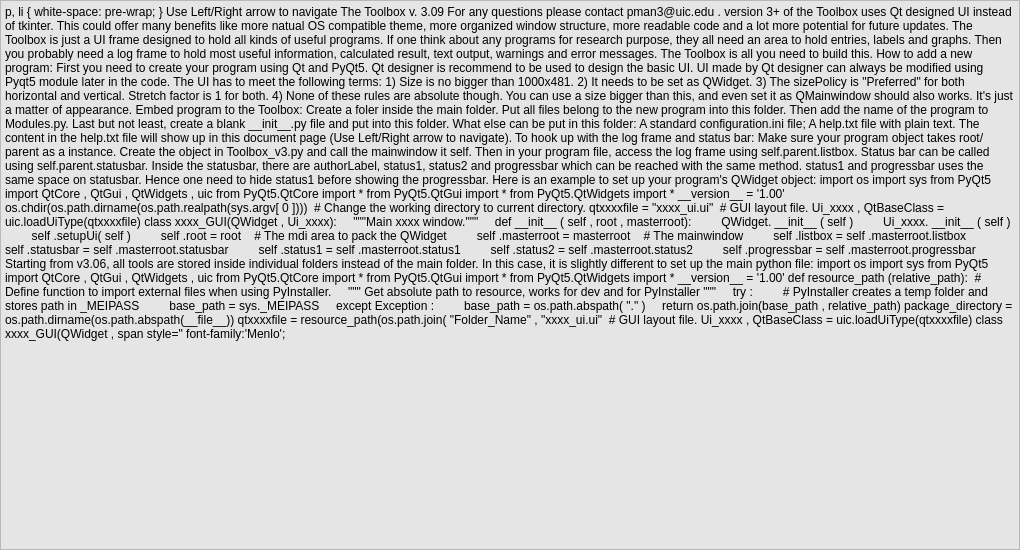
manpeihong/Toolbox-v3, file help.ui: the form before one commit.
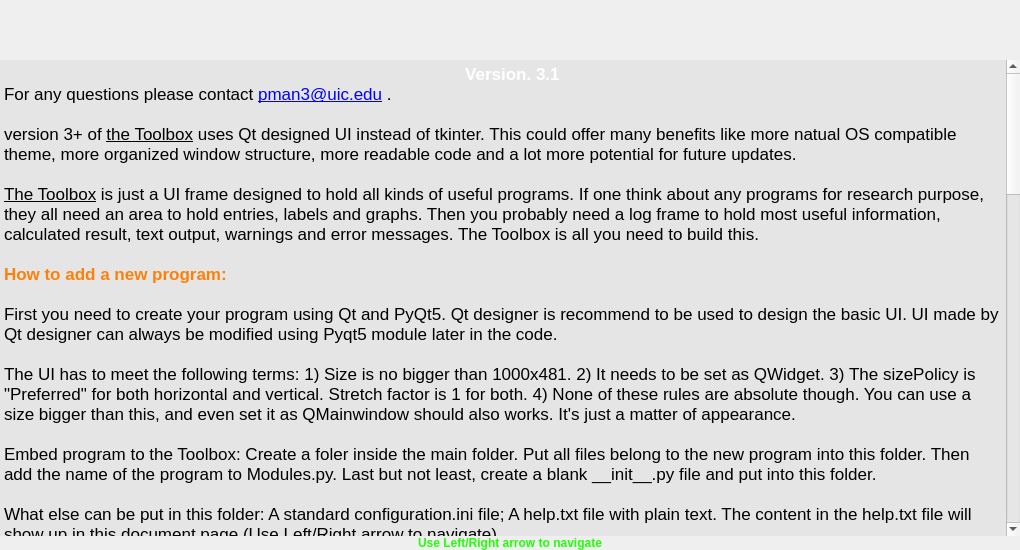
The form after the commit.

The edit to the form file:
```diff
--- a/help.ui
+++ b/help.ui
@@ -59,7 +59,7 @@
    <property name="spacing">
     <number>0</number>
    </property>
-   <item row="0" column="0">
+   <item row="1" column="0">
     <widget class="QStackedWidget" name="stackedWidget">
      <widget class="QWidget" name="page_doc">
       <layout class="QGridLayout" name="gridLayout">
@@ -114,13 +114,15 @@
            </disabled>
           </palette>
          </property>
+         <property name="frameShape">
+          <enum>QFrame::NoFrame</enum>
+         </property>
          <property name="html">
           <string>&lt;!DOCTYPE HTML PUBLIC &quot;-//W3C//DTD HTML 4.0//EN&quot; &quot;http://www.w3.org/TR/REC-html40/strict.dtd&quot;&gt;
 &lt;html&gt;&lt;head&gt;&lt;meta name=&quot;qrichtext&quot; content=&quot;1&quot; /&gt;&lt;style type=&quot;text/css&quot;&gt;
 p, li { white-space: pre-wrap; }
 &lt;/style&gt;&lt;/head&gt;&lt;body style=&quot; font-family:'.SF NS Text'; font-size:13pt; font-weight:400; font-style:normal;&quot;&gt;
-&lt;p align=&quot;center&quot; style=&quot; margin-top:0px; margin-bottom:0px; margin-left:0px; margin-right:0px; -qt-block-indent:0; text-indent:0px;&quot;&gt;&lt;span style=&quot; font-family:'Calibri,sans-serif'; color:#21ff06;&quot;&gt;Use Left/Right arrow to navigate&lt;/span&gt;&lt;/p&gt;
-&lt;p style=&quot; margin-top:0px; margin-bottom:0px; margin-left:0px; margin-right:0px; -qt-block-indent:0; text-indent:0px;&quot;&gt;&lt;span style=&quot; font-weight:600; color:#fc0107;&quot;&gt;The Toolbox v. 3.09&lt;/span&gt;&lt;/p&gt;
+&lt;p align=&quot;center&quot; style=&quot; margin-top:0px; margin-bottom:0px; margin-left:0px; margin-right:0px; -qt-block-indent:0; text-indent:0px;&quot;&gt;&lt;span style=&quot; font-weight:600; color:#ffffff;&quot;&gt;    Version. 3.1&lt;/span&gt;&lt;/p&gt;
 &lt;p style=&quot; margin-top:0px; margin-bottom:0px; margin-left:0px; margin-right:0px; -qt-block-indent:0; text-indent:0px;&quot;&gt;&lt;span style=&quot; font-family:'Calibri,sans-serif';&quot;&gt;For any questions please contact &lt;/span&gt;&lt;a href=&quot;mailto:pman3@uic.edu&quot;&gt;&lt;span style=&quot; font-family:'Calibri,sans-serif'; text-decoration: underline; color:#0000ff;&quot;&gt;pman3@uic.edu&lt;/span&gt;&lt;/a&gt; .&lt;/p&gt;
 &lt;p style=&quot;-qt-paragraph-type:empty; margin-top:0px; margin-bottom:0px; margin-left:0px; margin-right:0px; -qt-block-indent:0; text-indent:0px;&quot;&gt;&lt;br /&gt;&lt;/p&gt;
 &lt;p style=&quot; margin-top:0px; margin-bottom:0px; margin-left:0px; margin-right:0px; -qt-block-indent:0; text-indent:0px;&quot;&gt;&lt;span style=&quot; font-family:'Calibri,sans-serif';&quot;&gt;version 3+ of &lt;/span&gt;&lt;span style=&quot; font-family:'Calibri,sans-serif'; text-decoration: underline;&quot;&gt;the Toolbox&lt;/span&gt;&lt;span style=&quot; font-family:'Calibri,sans-serif';&quot;&gt; uses Qt designed UI instead of tkinter. This could offer many benefits like more natual OS compatible theme, more organized window structure, more readable code and a lot more potential for future updates. &lt;/span&gt;&lt;/p&gt;
@@ -139,12 +141,9 @@
 &lt;p style=&quot; margin-top:0px; margin-bottom:0px; margin-left:0px; margin-right:0px; -qt-block-indent:0; text-indent:0px;&quot;&gt;&lt;span style=&quot; font-family:'Calibri,sans-serif';&quot;&gt;To hook up with the log frame and status bar: Make sure your program object takes root/parent as a instance. Create the object in Toolbox_v3.py and call the mainwindow it self. Then in your program file, access the log frame using self.parent.listbox. Status bar can be called using self.parent.statusbar. &lt;/span&gt;&lt;/p&gt;
 &lt;p style=&quot;-qt-paragraph-type:empty; margin-top:0px; margin-bottom:0px; margin-left:0px; margin-right:0px; -qt-block-indent:0; text-indent:0px; font-family:'Calibri,sans-serif';&quot;&gt;&lt;br /&gt;&lt;/p&gt;
 &lt;p style=&quot; margin-top:0px; margin-bottom:0px; margin-left:0px; margin-right:0px; -qt-block-indent:0; text-indent:0px;&quot;&gt;&lt;span style=&quot; font-family:'Calibri,sans-serif';&quot;&gt;Inside the statusbar, there are authorLabel, status1, status2 and progressbar which can be reached with the same method. status1 and progressbar uses the same space on statusbar. Hence one need to hide status1 before showing the progressbar. &lt;/span&gt;&lt;/p&gt;
-&lt;p style=&quot;-qt-paragraph-type:empty; margin-top:0px; margin-bottom:0px; margin-left:0px; margin-right:0px; -qt-block-indent:0; text-indent:0px; font-family:'Calibri,sans-serif';&quot;&gt;&lt;br /&gt;&lt;/p&gt;
-&lt;p style=&quot; margin-top:0px; margin-bottom:0px; margin-left:0px; margin-right:0px; -qt-block-indent:0; text-indent:0px;&quot;&gt;&lt;span style=&quot; font-family:'Calibri,sans-serif';&quot;&gt;Here is an example to set up your program's QWidget object:&lt;/span&gt;&lt;/p&gt;
-&lt;p style=&quot;-qt-paragraph-type:empty; margin-top:0px; margin-bottom:0px; margin-left:0px; margin-right:0px; -qt-block-indent:0; text-indent:0px; font-family:'Calibri,sans-serif';&quot;&gt;&lt;br /&gt;&lt;/p&gt;
-&lt;p style=&quot; margin-top:0px; margin-bottom:0px; margin-left:0px; margin-right:0px; -qt-block-indent:0; text-indent:0px;&quot;&gt;&lt;span style=&quot; font-family:'Menlo'; color:#cc7832;&quot;&gt;import &lt;/span&gt;&lt;span style=&quot; font-family:'Menlo'; color:#a9b7c6;&quot;&gt;os&lt;br /&gt;&lt;/span&gt;&lt;span style=&quot; font-family:'Menlo'; color:#cc7832;&quot;&gt;import &lt;/span&gt;&lt;span style=&quot; font-family:'Menlo'; color:#a9b7c6;&quot;&gt;sys&lt;br /&gt;&lt;/span&gt;&lt;span style=&quot; font-family:'Menlo'; color:#cc7832;&quot;&gt;from &lt;/span&gt;&lt;span style=&quot; font-family:'Menlo'; color:#a9b7c6;&quot;&gt;PyQt5 &lt;/span&gt;&lt;span style=&quot; font-family:'Menlo'; color:#cc7832;&quot;&gt;import &lt;/span&gt;&lt;span style=&quot; font-family:'Menlo'; color:#a9b7c6;&quot;&gt;QtCore&lt;/span&gt;&lt;span style=&quot; font-family:'Menlo'; color:#cc7832;&quot;&gt;, &lt;/span&gt;&lt;span style=&quot; font-family:'Menlo'; color:#a9b7c6;&quot;&gt;QtGui&lt;/span&gt;&lt;span style=&quot; font-family:'Menlo'; color:#cc7832;&quot;&gt;, &lt;/span&gt;&lt;span style=&quot; font-family:'Menlo'; color:#a9b7c6;&quot;&gt;QtWidgets&lt;/span&gt;&lt;span style=&quot; font-family:'Menlo'; color:#cc7832;&quot;&gt;, &lt;/span&gt;&lt;span style=&quot; font-family:'Menlo'; color:#a9b7c6;&quot;&gt;uic&lt;br /&gt;&lt;/span&gt;&lt;span style=&quot; font-family:'Menlo'; color:#cc7832;&quot;&gt;from &lt;/span&gt;&lt;span style=&quot; font-family:'Menlo'; color:#a9b7c6;&quot;&gt;PyQt5.QtCore &lt;/span&gt;&lt;span style=&quot; font-family:'Menlo'; color:#cc7832;&quot;&gt;import &lt;/span&gt;&lt;span style=&quot; font-family:'Menlo'; color:#a9b7c6;&quot;&gt;*&lt;br /&gt;&lt;/span&gt;&lt;span style=&quot; font-family:'Menlo'; color:#cc7832;&quot;&gt;from &lt;/span&gt;&lt;span style=&quot; font-family:'Menlo'; color:#a9b7c6;&quot;&gt;PyQt5.QtGui &lt;/span&gt;&lt;span style=&quot; font-family:'Menlo'; color:#cc7832;&quot;&gt;import &lt;/span&gt;&lt;span style=&quot; font-family:'Menlo'; color:#a9b7c6;&quot;&gt;*&lt;br /&gt;&lt;/span&gt;&lt;span style=&quot; font-family:'Menlo'; color:#cc7832;&quot;&gt;from &lt;/span&gt;&lt;span style=&quot; font-family:'Menlo'; color:#a9b7c6;&quot;&gt;PyQt5.QtWidgets &lt;/span&gt;&lt;span style=&quot; font-family:'Menlo'; color:#cc7832;&quot;&gt;import &lt;/span&gt;&lt;span style=&quot; font-family:'Menlo'; color:#a9b7c6;&quot;&gt;*&lt;br /&gt;&lt;br /&gt;__version__ = &lt;/span&gt;&lt;span style=&quot; font-family:'Menlo'; color:#6a8759;&quot;&gt;'1.00'&lt;br /&gt;&lt;br /&gt;&lt;/span&gt;&lt;span style=&quot; font-family:'Menlo'; color:#a9b7c6;&quot;&gt;os.chdir(os.path.dirname(os.path.realpath(sys.argv[&lt;/span&gt;&lt;span style=&quot; font-family:'Menlo'; color:#6897bb;&quot;&gt;0&lt;/span&gt;&lt;span style=&quot; font-family:'Menlo'; color:#a9b7c6;&quot;&gt;])))  &lt;/span&gt;&lt;span style=&quot; font-family:'Menlo'; color:#808080;&quot;&gt;# Change the working directory to current directory.&lt;br /&gt;&lt;/span&gt;&lt;span style=&quot; font-family:'Menlo'; color:#a9b7c6;&quot;&gt;qtxxxxfile = &lt;/span&gt;&lt;span style=&quot; font-family:'Menlo'; color:#6a8759;&quot;&gt;&amp;quot;xxxx_ui.ui&amp;quot;  &lt;/span&gt;&lt;span style=&quot; font-family:'Menlo'; color:#808080;&quot;&gt;# GUI layout file.&lt;br /&gt;&lt;/span&gt;&lt;span style=&quot; font-family:'Menlo'; color:#a9b7c6;&quot;&gt;Ui_xxxx&lt;/span&gt;&lt;span style=&quot; font-family:'Menlo'; color:#cc7832;&quot;&gt;, &lt;/span&gt;&lt;span style=&quot; font-family:'Menlo'; color:#a9b7c6;&quot;&gt;QtBaseClass = uic.loadUiType(qtxxxxfile)&lt;br /&gt;&lt;br /&gt;&lt;/span&gt;&lt;span style=&quot; font-family:'Menlo'; color:#cc7832;&quot;&gt;class &lt;/span&gt;&lt;span style=&quot; font-family:'Menlo'; color:#a9b7c6;&quot;&gt;xxxx_GUI(QWidget&lt;/span&gt;&lt;span style=&quot; font-family:'Menlo'; color:#cc7832;&quot;&gt;, &lt;/span&gt;&lt;span style=&quot; font-family:'Menlo'; color:#a9b7c6;&quot;&gt;Ui_xxxx):&lt;br /&gt;&lt;br /&gt;    &lt;/span&gt;&lt;span style=&quot; font-family:'Menlo'; font-style:italic; color:#629755;&quot;&gt;&amp;quot;&amp;quot;&amp;quot;Main xxxx window.&amp;quot;&amp;quot;&amp;quot;&lt;/span&gt;&lt;span style=&quot; font-family:'Menlo'; color:#629755;&quot;&gt;&lt;br /&gt;&lt;br /&gt;    &lt;/span&gt;&lt;span style=&quot; font-family:'Menlo'; color:#cc7832;&quot;&gt;def &lt;/span&gt;&lt;span style=&quot; font-family:'Menlo'; color:#b200b2;&quot;&gt;__init__&lt;/span&gt;&lt;span style=&quot; font-family:'Menlo'; color:#a9b7c6;&quot;&gt;(&lt;/span&gt;&lt;span style=&quot; font-family:'Menlo'; color:#94558d;&quot;&gt;self&lt;/span&gt;&lt;span style=&quot; font-family:'Menlo'; color:#cc7832;&quot;&gt;, &lt;/span&gt;&lt;span style=&quot; font-family:'Menlo'; color:#a9b7c6;&quot;&gt;root&lt;/span&gt;&lt;span style=&quot; font-family:'Menlo'; color:#cc7832;&quot;&gt;, &lt;/span&gt;&lt;span style=&quot; font-family:'Menlo'; color:#a9b7c6;&quot;&gt;masterroot):&lt;br /&gt;        QWidget.&lt;/span&gt;&lt;span style=&quot; font-family:'Menlo'; color:#b200b2;&quot;&gt;__init__&lt;/span&gt;&lt;span style=&quot; font-family:'Menlo'; color:#a9b7c6;&quot;&gt;(&lt;/span&gt;&lt;span style=&quot; font-family:'Menlo'; color:#94558d;&quot;&gt;self&lt;/span&gt;&lt;span style=&quot; font-family:'Menlo'; color:#a9b7c6;&quot;&gt;)&lt;br /&gt;        Ui_xxxx.&lt;/span&gt;&lt;span style=&quot; font-family:'Menlo'; color:#b200b2;&quot;&gt;__init__&lt;/span&gt;&lt;span style=&quot; font-family:'Menlo'; color:#a9b7c6;&quot;&gt;(&lt;/span&gt;&lt;span style=&quot; font-family:'Menlo'; color:#94558d;&quot;&gt;self&lt;/span&gt;&lt;span style=&quot; font-family:'Menlo'; color:#a9b7c6;&quot;&gt;)&lt;br /&gt;        &lt;/span&gt;&lt;span style=&quot; font-family:'Menlo'; color:#94558d;&quot;&gt;self&lt;/span&gt;&lt;span style=&quot; font-family:'Menlo'; color:#a9b7c6;&quot;&gt;.setupUi(&lt;/span&gt;&lt;span style=&quot; font-family:'Menlo'; color:#94558d;&quot;&gt;self&lt;/span&gt;&lt;span style=&quot; font-family:'Menlo'; color:#a9b7c6;&quot;&gt;)&lt;br /&gt;        &lt;/span&gt;&lt;span style=&quot; font-family:'Menlo'; color:#94558d;&quot;&gt;self&lt;/span&gt;&lt;span style=&quot; font-family:'Menlo'; color:#a9b7c6;&quot;&gt;.root = root    &lt;/span&gt;&lt;span style=&quot; font-family:'Menlo'; color:#808080;&quot;&gt;# The mdi area to pack the QWidget&lt;br /&gt;        &lt;/span&gt;&lt;span style=&quot; font-family:'Menlo'; color:#94558d;&quot;&gt;self&lt;/span&gt;&lt;span style=&quot; font-family:'Menlo'; color:#a9b7c6;&quot;&gt;.masterroot = masterroot    &lt;/span&gt;&lt;span style=&quot; font-family:'Menlo'; color:#808080;&quot;&gt;# The mainwindow&lt;br /&gt;        &lt;/span&gt;&lt;span style=&quot; font-family:'Menlo'; color:#94558d;&quot;&gt;self&lt;/span&gt;&lt;span style=&quot; font-family:'Menlo'; color:#a9b7c6;&quot;&gt;.listbox = &lt;/span&gt;&lt;span style=&quot; font-family:'Menlo'; color:#94558d;&quot;&gt;self&lt;/span&gt;&lt;span style=&quot; font-family:'Menlo'; color:#a9b7c6;&quot;&gt;.masterroot.listbox&lt;br /&gt;        &lt;/span&gt;&lt;span style=&quot; font-family:'Menlo'; color:#94558d;&quot;&gt;self&lt;/span&gt;&lt;span style=&quot; font-family:'Menlo'; color:#a9b7c6;&quot;&gt;.statusbar = &lt;/span&gt;&lt;span style=&quot; font-family:'Menlo'; color:#94558d;&quot;&gt;self&lt;/span&gt;&lt;span style=&quot; font-family:'Menlo'; color:#a9b7c6;&quot;&gt;.masterroot.statusbar&lt;br /&gt;        &lt;/span&gt;&lt;span style=&quot; font-family:'Menlo'; color:#94558d;&quot;&gt;self&lt;/span&gt;&lt;span style=&quot; font-family:'Menlo'; color:#a9b7c6;&quot;&gt;.status1 = &lt;/span&gt;&lt;span style=&quot; font-family:'Menlo'; color:#94558d;&quot;&gt;self&lt;/span&gt;&lt;span style=&quot; font-family:'Menlo'; color:#a9b7c6;&quot;&gt;.masterroot.status1&lt;br /&gt;        &lt;/span&gt;&lt;span style=&quot; font-family:'Menlo'; color:#94558d;&quot;&gt;self&lt;/span&gt;&lt;span style=&quot; font-family:'Menlo'; color:#a9b7c6;&quot;&gt;.status2 = &lt;/span&gt;&lt;span style=&quot; font-family:'Menlo'; color:#94558d;&quot;&gt;self&lt;/span&gt;&lt;span style=&quot; font-family:'Menlo'; color:#a9b7c6;&quot;&gt;.masterroot.status2&lt;br /&gt;        &lt;/span&gt;&lt;span style=&quot; font-family:'Menlo'; color:#94558d;&quot;&gt;self&lt;/span&gt;&lt;span style=&quot; font-family:'Menlo'; color:#a9b7c6;&quot;&gt;.progressbar = &lt;/span&gt;&lt;span style=&quot; font-family:'Menlo'; color:#94558d;&quot;&gt;self&lt;/span&gt;&lt;span style=&quot; font-family:'Menlo'; color:#a9b7c6;&quot;&gt;.masterroot.progressbar&lt;/span&gt;&lt;/p&gt;
-&lt;p style=&quot; margin-top:0px; margin-bottom:0px; margin-left:0px; margin-right:0px; -qt-block-indent:0; text-indent:0px; line-height:14px;&quot;&gt;&lt;span style=&quot; font-family:'Times'; color:#000000;&quot;&gt;&lt;br /&gt;&lt;/span&gt;&lt;/p&gt;
-&lt;p style=&quot; margin-top:0px; margin-bottom:0px; margin-left:0px; margin-right:0px; -qt-block-indent:0; text-indent:0px;&quot;&gt;Starting from v3.06, &lt;span style=&quot; font-family:'Calibri,sans-serif';&quot;&gt;all tools are stored inside individual folders instead of the main folder. In this case, it is slightly different to set up the main python file: &lt;/span&gt;&lt;/p&gt;
+&lt;p style=&quot;-qt-paragraph-type:empty; margin-top:0px; margin-bottom:0px; margin-left:0px; margin-right:0px; -qt-block-indent:0; text-indent:0px; line-height:14px; font-family:'Calibri,sans-serif';&quot;&gt;&lt;br /&gt;&lt;/p&gt;
+&lt;p style=&quot;-qt-paragraph-type:empty; margin-top:0px; margin-bottom:0px; margin-left:0px; margin-right:0px; -qt-block-indent:0; text-indent:0px; line-height:14px; font-family:'Calibri,sans-serif';&quot;&gt;&lt;br /&gt;&lt;/p&gt;
+&lt;p style=&quot; margin-top:0px; margin-bottom:0px; margin-left:0px; margin-right:0px; -qt-block-indent:0; text-indent:0px;&quot;&gt;Starting from v3.06, &lt;span style=&quot; font-family:'Calibri,sans-serif';&quot;&gt;all tools are stored inside individual folders instead of the main folder. In this case, it is slightly different to set up the main python file. Here is an example to set up your program's QWidget object: &lt;/span&gt;&lt;/p&gt;
 &lt;p style=&quot;-qt-paragraph-type:empty; margin-top:0px; margin-bottom:0px; margin-left:0px; margin-right:0px; -qt-block-indent:0; text-indent:0px; font-family:'Calibri,sans-serif';&quot;&gt;&lt;br /&gt;&lt;/p&gt;
 &lt;p style=&quot;-qt-paragraph-type:empty; margin-top:0px; margin-bottom:0px; margin-left:0px; margin-right:0px; -qt-block-indent:0; text-indent:0px; font-family:'Calibri,sans-serif';&quot;&gt;&lt;br /&gt;&lt;/p&gt;
 &lt;p style=&quot; margin-top:0px; margin-bottom:0px; margin-left:0px; margin-right:0px; -qt-block-indent:0; text-indent:0px;&quot;&gt;&lt;span style=&quot; font-family:'Menlo'; color:#cc7832;&quot;&gt;import &lt;/span&gt;&lt;span style=&quot; font-family:'Menlo'; color:#a9b7c6;&quot;&gt;os&lt;br /&gt;&lt;/span&gt;&lt;span style=&quot; font-family:'Menlo'; color:#cc7832;&quot;&gt;import &lt;/span&gt;&lt;span style=&quot; font-family:'Menlo'; color:#a9b7c6;&quot;&gt;sys&lt;br /&gt;&lt;/span&gt;&lt;span style=&quot; font-family:'Menlo'; color:#cc7832;&quot;&gt;from &lt;/span&gt;&lt;span style=&quot; font-family:'Menlo'; color:#a9b7c6;&quot;&gt;PyQt5 &lt;/span&gt;&lt;span style=&quot; font-family:'Menlo'; color:#cc7832;&quot;&gt;import &lt;/span&gt;&lt;span style=&quot; font-family:'Menlo'; color:#a9b7c6;&quot;&gt;QtCore&lt;/span&gt;&lt;span style=&quot; font-family:'Menlo'; color:#cc7832;&quot;&gt;, &lt;/span&gt;&lt;span style=&quot; font-family:'Menlo'; color:#a9b7c6;&quot;&gt;QtGui&lt;/span&gt;&lt;span style=&quot; font-family:'Menlo'; color:#cc7832;&quot;&gt;, &lt;/span&gt;&lt;span style=&quot; font-family:'Menlo'; color:#a9b7c6;&quot;&gt;QtWidgets&lt;/span&gt;&lt;span style=&quot; font-family:'Menlo'; color:#cc7832;&quot;&gt;, &lt;/span&gt;&lt;span style=&quot; font-family:'Menlo'; color:#a9b7c6;&quot;&gt;uic&lt;br /&gt;&lt;/span&gt;&lt;span style=&quot; font-family:'Menlo'; color:#cc7832;&quot;&gt;from &lt;/span&gt;&lt;span style=&quot; font-family:'Menlo'; color:#a9b7c6;&quot;&gt;PyQt5.QtCore &lt;/span&gt;&lt;span style=&quot; font-family:'Menlo'; color:#cc7832;&quot;&gt;import &lt;/span&gt;&lt;span style=&quot; font-family:'Menlo'; color:#a9b7c6;&quot;&gt;*&lt;br /&gt;&lt;/span&gt;&lt;span style=&quot; font-family:'Menlo'; color:#cc7832;&quot;&gt;from &lt;/span&gt;&lt;span style=&quot; font-family:'Menlo'; color:#a9b7c6;&quot;&gt;PyQt5.QtGui &lt;/span&gt;&lt;span style=&quot; font-family:'Menlo'; color:#cc7832;&quot;&gt;import &lt;/span&gt;&lt;span style=&quot; font-family:'Menlo'; color:#a9b7c6;&quot;&gt;*&lt;br /&gt;&lt;/span&gt;&lt;span style=&quot; font-family:'Menlo'; color:#cc7832;&quot;&gt;from &lt;/span&gt;&lt;span style=&quot; font-family:'Menlo'; color:#a9b7c6;&quot;&gt;PyQt5.QtWidgets &lt;/span&gt;&lt;span style=&quot; font-family:'Menlo'; color:#cc7832;&quot;&gt;import &lt;/span&gt;&lt;span style=&quot; font-family:'Menlo'; color:#a9b7c6;&quot;&gt;*&lt;br /&gt;&lt;br /&gt;__version__ = &lt;/span&gt;&lt;span style=&quot; font-family:'Menlo'; color:#6a8759;&quot;&gt;'1.00'&lt;/span&gt;&lt;/p&gt;
@@ -169,7 +168,8 @@
 &lt;p style=&quot;-qt-paragraph-type:empty; margin-top:0px; margin-bottom:0px; margin-left:0px; margin-right:0px; -qt-block-indent:0; text-indent:0px; font-family:'Calibri,sans-serif';&quot;&gt;&lt;br /&gt;&lt;/p&gt;
 &lt;p style=&quot; margin-top:0px; margin-bottom:0px; margin-left:0px; margin-right:0px; -qt-block-indent:0; text-indent:0px;&quot;&gt;&lt;span style=&quot; font-family:'Calibri,sans-serif'; font-weight:600;&quot;&gt;Known issues:&lt;/span&gt;&lt;span style=&quot; font-family:'Calibri,sans-serif';&quot;&gt; &lt;/span&gt;&lt;/p&gt;
 &lt;p style=&quot;-qt-paragraph-type:empty; margin-top:0px; margin-bottom:0px; margin-left:0px; margin-right:0px; -qt-block-indent:0; text-indent:0px; font-family:'Calibri,sans-serif';&quot;&gt;&lt;br /&gt;&lt;/p&gt;
-&lt;p style=&quot; margin-top:0px; margin-bottom:0px; margin-left:0px; margin-right:0px; -qt-block-indent:0; text-indent:0px;&quot;&gt;Menubar may not show up correctly on Windows when it is fullscreen. &lt;/p&gt;
+&lt;p style=&quot; margin-top:0px; margin-bottom:0px; margin-left:0px; margin-right:0px; -qt-block-indent:0; text-indent:0px;&quot;&gt;Menubar may not show up correctly in Windows when it is fullscreen.&lt;/p&gt;
+&lt;p style=&quot; margin-top:0px; margin-bottom:0px; margin-left:0px; margin-right:0px; -qt-block-indent:0; text-indent:0px;&quot;&gt;System Tray Icon may not disappear after the program is closed in Wondows.  &lt;/p&gt;
 &lt;p style=&quot; margin-top:0px; margin-bottom:0px; margin-left:0px; margin-right:0px; -qt-block-indent:0; text-indent:0px;&quot;&gt;&lt;span style=&quot; font-family:'Calibri,sans-serif';&quot;&gt;&lt;br /&gt;&lt;/span&gt;&lt;span style=&quot; font-family:'Calibri,sans-serif'; font-weight:600;&quot;&gt;Update Log:&lt;/span&gt;&lt;/p&gt;
 &lt;p style=&quot; margin-top:0px; margin-bottom:0px; margin-left:0px; margin-right:0px; -qt-block-indent:0; text-indent:0px;&quot;&gt;&lt;span style=&quot; font-family:'Calibri,sans-serif';&quot;&gt;&lt;br /&gt;v. 0.01: Program is created. Frame of the software is built.&lt;br /&gt;v. 0.10: LN2 order updater is fully functional.&lt;br /&gt;v. 0.11: Building MCT calculator. Composition x calculator is fully functional.&lt;br /&gt;v. 0.12: Building MCT calculator. Transmission cutoff calculator is fully functional.&lt;br /&gt;v. 0.13: Building MCT calculator. Cell Temperature calculator is fully functional.&lt;br /&gt;v. 0.14: Building MCT calculator. SL growth time calculator is fully functional.&lt;br /&gt;v. 0.20: MCT calculator is fully functional.&lt;br /&gt;v. 0.21: -Slight UI style change.&lt;br /&gt;      -Fixed a problem where the temperature function in Composition x calculator may not work properly.&lt;br /&gt;      - Added lock and unlock function for composition x.&lt;br /&gt;      - Added one entry &amp;quot;Composition x given by FTIR:&amp;quot; for Cell T calculator. &lt;br /&gt;v. 0.22: Building XRD T3SL data analyzer.&lt;br /&gt;v. 0.30: XRD T3SL data analyzer is built.&lt;br /&gt;v. 0.31: Features added.&lt;br /&gt;         - Save MCT sample info to file. &lt;br /&gt;         - Open existing MCT sample info. &lt;br /&gt;         - Save log to file. &lt;br /&gt;         - Added tooltips for buttons. &lt;br /&gt;v. 0.32: Splash screen added.&lt;br /&gt;v. 0.33: Secret game added.&lt;br /&gt;v. 0.40: MBEdatabase updater is now fully functional.&lt;br /&gt;v. 0.50: XRD T3SL data analyzer is rebuilt.&lt;br /&gt;v. 0.60: FTIR fitting tool is built.&lt;br /&gt;v. 0.70: Grow Temp Calculator is built.&lt;br /&gt;v. 0.80: Transratio fitting tool is built.&lt;br /&gt;v. 0.90: FTIR fitting tool is now capable of calculating absorption.&lt;br /&gt;v. 0.91: Fast absorption calculation is added.&lt;br /&gt;v. 0.92: MCT and SL fitting is separated.&lt;br /&gt;v. 0.93: Substrate choices are added.&lt;br /&gt;v. 0.94: Multithreading is now used for FTIR fitting tool.&lt;br /&gt;v. 0.95: Progress bar is added for FTIR fitting tool.&lt;br /&gt;v. 0.96: MCT calculator is exported to a single file.&lt;br /&gt;v. 0.97: Fixed an issue with growth temp calculator.&lt;br /&gt;v. 0.98: FPI modeling tool is added to the toolbox.&lt;br /&gt;v. 0.99: Fixed several bugs with FPI modeling tool.&lt;/span&gt; &lt;/p&gt;
 &lt;p style=&quot; margin-top:0px; margin-bottom:0px; margin-left:0px; margin-right:0px; -qt-block-indent:0; text-indent:0px;&quot;&gt;&lt;span style=&quot; font-family:'Calibri,sans-serif';&quot;&gt;v. 1.00: Code is optimized. Now adding a new module is very easy and straight forward.&lt;br /&gt;v. 1.10: Optimized the UI for windows.&lt;br /&gt;v. 1.20: Whole thing rebuilt. FTIR fitting tool v2, kp method and grade analyzer are included. &lt;br /&gt;v. 1.30: Optimized the UI for a lot of things.&lt;br /&gt;       Added splash screen back in order to represent program loading procedure.&lt;br /&gt;From now on, the version format has changed. &lt;br /&gt;It is the sum of the version of this program itself plus the version of all tools.&lt;br /&gt;v. 2.0: Initial version number.&lt;br /&gt;v. 2.1: Fixed all hotkey binding problem.&lt;/span&gt;&lt;/p&gt;
@@ -194,10 +194,15 @@
 &lt;p style=&quot; margin-top:0px; margin-bottom:0px; margin-left:0px; margin-right:0px; -qt-block-indent:0; text-indent:0px;&quot;&gt;&lt;span style=&quot; font-family:'Calibri,sans-serif';&quot;&gt;             Fixed bugs where some csv readers do not work as exprected;&lt;/span&gt;&lt;/p&gt;
 &lt;p style=&quot; margin-top:0px; margin-bottom:0px; margin-left:0px; margin-right:0px; -qt-block-indent:0; text-indent:0px;&quot;&gt;&lt;span style=&quot; font-family:'Calibri,sans-serif';&quot;&gt;             Improved error messages when import failed; &lt;/span&gt;&lt;/p&gt;
 &lt;p style=&quot; margin-top:0px; margin-bottom:0px; margin-left:0px; margin-right:0px; -qt-block-indent:0; text-indent:0px;&quot;&gt;&lt;span style=&quot; font-family:'Calibri,sans-serif';&quot;&gt;v. 3.08:  Added addlog() and addlog_with_button() into the main toolbox.py file as standard functions. See example of how to use them above. &lt;/span&gt;&lt;/p&gt;
-&lt;p style=&quot; margin-top:0px; margin-bottom:0px; margin-left:0px; margin-right:0px; -qt-block-indent:0; text-indent:0px;&quot;&gt;&lt;span style=&quot; font-family:'Calibri,sans-serif'; font-weight:600; color:#fd8008;&quot;&gt;v. 3.09&lt;/span&gt;&lt;span style=&quot; font-family:'Calibri,sans-serif';&quot;&gt;: Some minor improvements. &lt;/span&gt;&lt;/p&gt;
+&lt;p style=&quot; margin-top:0px; margin-bottom:0px; margin-left:0px; margin-right:0px; -qt-block-indent:0; text-indent:0px;&quot;&gt;&lt;span style=&quot; font-family:'Calibri,sans-serif';&quot;&gt;v. 3.09:  Some minor improvements. &lt;/span&gt;&lt;/p&gt;
 &lt;p style=&quot; margin-top:0px; margin-bottom:0px; margin-left:0px; margin-right:0px; -qt-block-indent:0; text-indent:0px;&quot;&gt;&lt;span style=&quot; font-family:'Calibri,sans-serif';&quot;&gt;             Fixed an issue where arrow keys cannot be used to navigate the documents. &lt;/span&gt;&lt;/p&gt;
 &lt;p style=&quot; margin-top:0px; margin-bottom:0px; margin-left:0px; margin-right:0px; -qt-block-indent:0; text-indent:0px;&quot;&gt;&lt;span style=&quot; font-family:'Calibri,sans-serif';&quot;&gt;             Added three new modules: MBE Assistant, Microscope Assistant and ImageM. Now modules other than FTIR fitting tool is moved to github submudules. &lt;/span&gt;&lt;/p&gt;
-&lt;p style=&quot; margin-top:0px; margin-bottom:0px; margin-left:0px; margin-right:0px; -qt-block-indent:0; text-indent:0px;&quot;&gt;&lt;span style=&quot; font-family:'Calibri,sans-serif';&quot;&gt;             Added pure dark theme. It can be activated by setting colortheme parameter to 2. It may cause some visual problems in modules with Matplotlib build-in toolbar. &lt;br /&gt;&lt;br /&gt;Features coming in the future:&lt;br /&gt;         - Redo/Undo function.&lt;br /&gt;&lt;/span&gt;&lt;/p&gt;
+&lt;p style=&quot; margin-top:0px; margin-bottom:0px; margin-left:0px; margin-right:0px; -qt-block-indent:0; text-indent:0px;&quot;&gt;&lt;span style=&quot; font-family:'Calibri,sans-serif';&quot;&gt;             Added pure dark theme. It can be activated by setting colortheme parameter to 2. It may cause some visual problems in modules with Matplotlib build-in toolbar. &lt;/span&gt;&lt;/p&gt;
+&lt;p style=&quot; margin-top:0px; margin-bottom:0px; margin-left:0px; margin-right:0px; -qt-block-indent:0; text-indent:0px;&quot;&gt;&lt;span style=&quot; font-family:'Calibri,sans-serif'; font-weight:600; color:#fd8008;&quot;&gt;v. 3.1&lt;/span&gt;&lt;span style=&quot; font-family:'Calibri,sans-serif';&quot;&gt;: Minor bug fixes and under-the-hood improvements. Improved program loading speed. &lt;/span&gt;&lt;/p&gt;
+&lt;p style=&quot; margin-top:0px; margin-bottom:0px; margin-left:0px; margin-right:0px; -qt-block-indent:0; text-indent:0px;&quot;&gt;&lt;span style=&quot; font-family:'Calibri,sans-serif';&quot;&gt;           New splash screen with loading progress. &lt;/span&gt;&lt;/p&gt;
+&lt;p style=&quot; margin-top:0px; margin-bottom:0px; margin-left:0px; margin-right:0px; -qt-block-indent:0; text-indent:0px;&quot;&gt;&lt;span style=&quot; font-family:'Calibri,sans-serif';&quot;&gt;           Now module loading error messages are shown in the log frame once the mainwindow is opened. &lt;/span&gt;&lt;/p&gt;
+&lt;p style=&quot; margin-top:0px; margin-bottom:0px; margin-left:0px; margin-right:0px; -qt-block-indent:0; text-indent:0px;&quot;&gt;&lt;span style=&quot; font-family:'Calibri,sans-serif';&quot;&gt;           Improved System Tray Icon functionality in Windows. Double click the icon to show/hide the main window. Right click to exit the program.&lt;/span&gt;&lt;/p&gt;
+&lt;p style=&quot; margin-top:0px; margin-bottom:0px; margin-left:0px; margin-right:0px; -qt-block-indent:0; text-indent:0px;&quot;&gt;&lt;span style=&quot; font-family:'Calibri,sans-serif';&quot;&gt;           Now all images are stored in &amp;quot;Images&amp;quot; folder. &lt;br /&gt;&lt;br /&gt;&lt;/span&gt;&lt;/p&gt;
 &lt;p style=&quot; margin-top:0px; margin-bottom:0px; margin-left:0px; margin-right:0px; -qt-block-indent:0; text-indent:0px;&quot;&gt;&lt;span style=&quot; font-family:'Calibri,sans-serif';&quot;&gt; &lt;/span&gt; &lt;/p&gt;&lt;/body&gt;&lt;/html&gt;</string>
          </property>
          <property name="textInteractionFlags">
@@ -210,6 +215,44 @@
      <widget class="QWidget" name="page_2"/>
     </widget>
    </item>
+   <item row="0" column="0">
+    <widget class="QLabel" name="lb_logo">
+     <property name="sizePolicy">
+      <sizepolicy hsizetype="Preferred" vsizetype="Fixed">
+       <horstretch>0</horstretch>
+       <verstretch>0</verstretch>
+      </sizepolicy>
+     </property>
+     <property name="minimumSize">
+      <size>
+       <width>0</width>
+       <height>60</height>
+      </size>
+     </property>
+     <property name="maximumSize">
+      <size>
+       <width>16777215</width>
+       <height>60</height>
+      </size>
+     </property>
+     <property name="text">
+      <string/>
+     </property>
+     <property name="alignment">
+      <set>Qt::AlignCenter</set>
+     </property>
+    </widget>
+   </item>
+   <item row="2" column="0">
+    <widget class="QLabel" name="label_2">
+     <property name="text">
+      <string notr="true">&lt;html&gt;&lt;head/&gt;&lt;body&gt;&lt;p&gt;&lt;span style=&quot; font-weight:600; color:#21ff06;&quot;&gt;Use Left/Right arrow to navigate&lt;/span&gt;&lt;/p&gt;&lt;/body&gt;&lt;/html&gt;</string>
+     </property>
+     <property name="alignment">
+      <set>Qt::AlignCenter</set>
+     </property>
+    </widget>
+   </item>
   </layout>
  </widget>
  <resources/>
```
